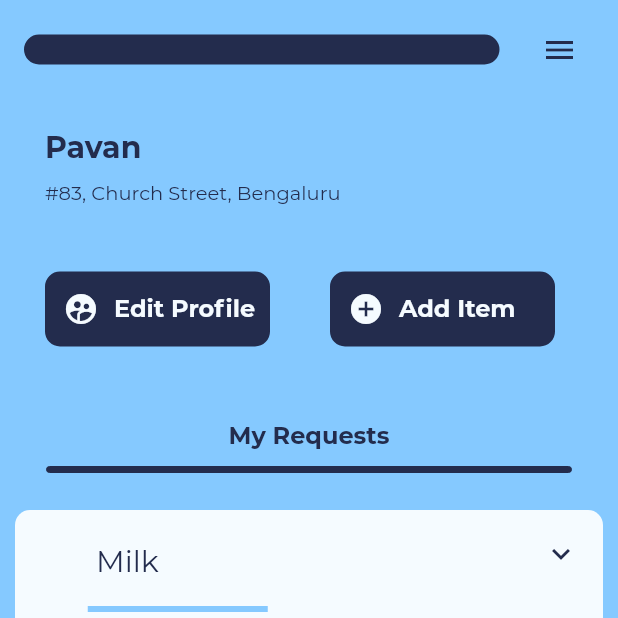
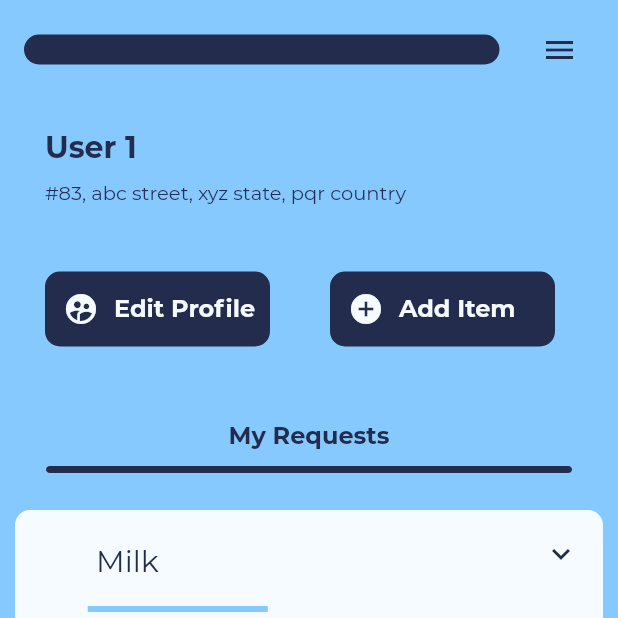
Before and after one commit to Piranova/InStockOutOfStock-ISOS, a Flutter app: the ProfileView screen opened by its route, on a phone screen of 412 x 824 dp, the top half of it. Run offline on Flutter 3.47's test engine with Material 2 defaults, Android fonts, the light colour scheme and no system bars; our stand-ins replace sprintf; missing offline and left inert: underline_indicator; project files that could hold a hidden picture were left out.

Commit message:
profile read page f-18

```diff
--- a/Frontend/lib/pages/profile-view.dart
+++ b/Frontend/lib/pages/profile-view.dart
@@ -44,7 +44,7 @@ class _ProfileViewState extends State<ProfileView> {
           padding: EdgeInsets.fromLTRB(30, 30, 20, 5),
           child: Container(
             alignment: Alignment.topLeft,
-            child: Text("Pavan",
+            child: Text("User 1",
                 style: TextStyle(
                     fontSize: 20,
                     color: AppColor.primaryDarkColor,
@@ -56,7 +56,7 @@ class _ProfileViewState extends State<ProfileView> {
           padding: EdgeInsets.fromLTRB(30, 5, 20, 0),
           child: Container(
             alignment: Alignment.topLeft,
-            child: Text("#83, Church Street, Bengaluru",
+            child: Text("#83, abc street, xyz state, pqr country",
                 style: TextStyle(
                     fontSize: 13,
                     color: AppColor.primaryDarkColor,
```
